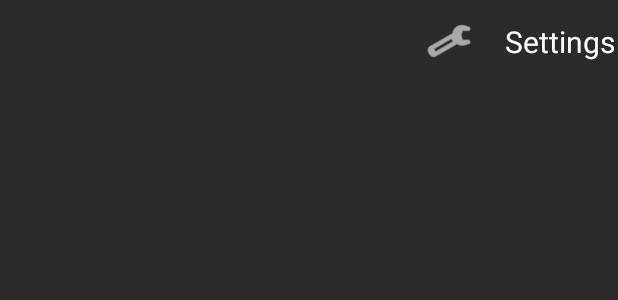
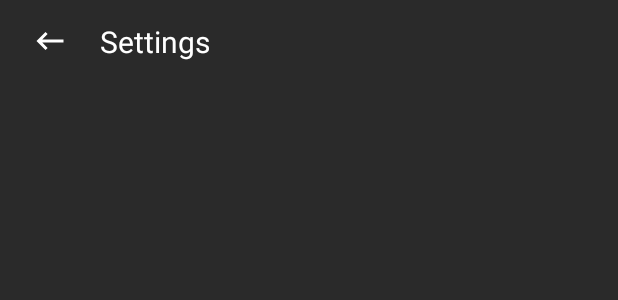
Before and after one commit to janishar/android-mvp-architecture, an Android app: the layout fragment_setting.xml on its own in the app's theme, with its tools: preview values and no code run, on a phone screen of 412 x 824 dp. Shown: the top 300 px of the screen. Run offline under Robolectric (Android 15) with nearby library versions, the phone set to English and light mode, and no system bars.

Commit message:
main presenter modifications

```diff
--- a/app/src/main/java/com/mindorks/framework/mvp/ui/main/MainMvpPresenter.java
+++ b/app/src/main/java/com/mindorks/framework/mvp/ui/main/MainMvpPresenter.java
@@ -38,4 +38,6 @@ public interface MainMvpPresenter<V extends MainMvpView> extends MvpPresenter<V>
 
     void onViewInitialized();
 
+    void onCardExhausted();
+
 }
--- a/app/src/main/java/com/mindorks/framework/mvp/ui/main/MainMvpView.java
+++ b/app/src/main/java/com/mindorks/framework/mvp/ui/main/MainMvpView.java
@@ -31,4 +31,6 @@ public interface MainMvpView extends MvpView {
     void showSettingFragment();
 
     void refreshQuestionnaire(List<Question> questionList);
+
+    void reloadQuestionnaire(List<Question> questionList);
 }
--- /dev/null
+++ b/app/src/main/res/drawable/ic_keyboard_backspace_24px.xml
@@ -0,0 +1,9 @@
+<vector xmlns:android="http://schemas.android.com/apk/res/android"
+    android:width="24dp"
+    android:height="24dp"
+    android:viewportHeight="24.0"
+    android:viewportWidth="24.0">
+    <path
+        android:fillColor="#FFFFFF"
+        android:pathData="M21,11H6.83l3.58,-3.59L9,6l-6,6 6,6 1.41,-1.41L6.83,13H21z" />
+</vector>
--- a/app/src/main/res/layout/fragment_setting.xml
+++ b/app/src/main/res/layout/fragment_setting.xml
@@ -24,7 +24,7 @@
         android:layout_width="match_parent"
         android:layout_height="55dp"
         android:layout_marginTop="@dimen/app_bar_height"
-        android:gravity="center|end"
+        android:gravity="center|start"
         android:orientation="horizontal">
 
         <ImageButton
@@ -36,7 +36,7 @@
             android:layout_marginLeft="@dimen/activity_horizontal_margin"
             android:background="@color/transparent"
             android:tint="@color/white"
-            app:srcCompat="@android:drawable/ic_menu_manage" />
+            app:srcCompat="@drawable/ic_keyboard_backspace_24px" />
 
         <TextView
             style="@style/TextStyle.Heading"
```
Also changed, not shown: app/src/main/java/com/mindorks/framework/mvp/ui/main/MainActivity.java (+16 -12 lines), app/src/main/java/com/mindorks/framework/mvp/ui/main/MainPresenter.java (+16 -0 lines), app/src/main/java/com/mindorks/framework/mvp/ui/setting/SettingFragment.java (+7 -0 lines).
